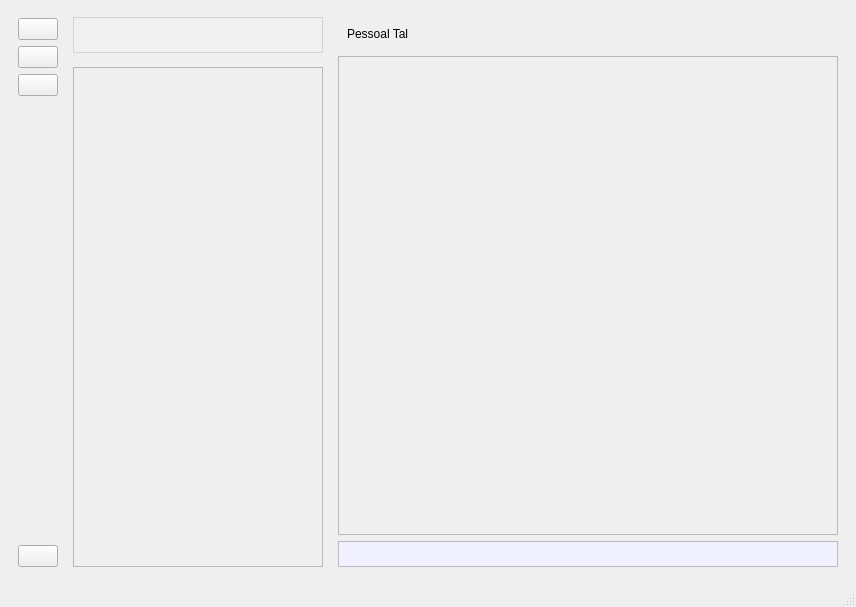
Above: interface.ui from Gabriel534/Whatsapp before the change. Below: the same form after it.
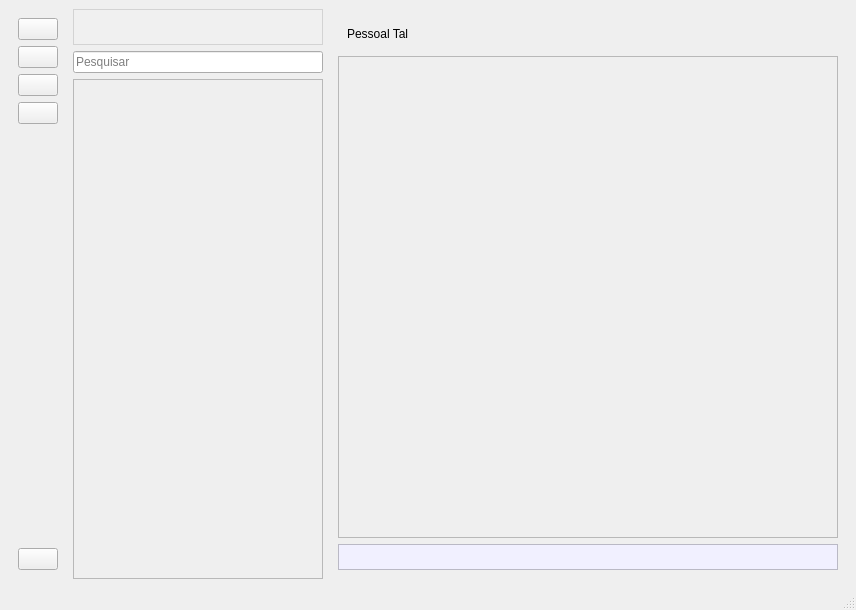
That is the form after the change. Icons and pictures are not drawn.

The edit to the form file:
```diff
--- a/interface.ui
+++ b/interface.ui
@@ -98,6 +98,17 @@
          </property>
         </widget>
        </item>
+       <item>
+        <widget class="QPushButton" name="pushButtonAtualizar">
+         <property name="text">
+          <string/>
+         </property>
+         <property name="icon">
+          <iconset>
+           <normaloff>data/atualizar.png</normaloff>data/atualizar.png</iconset>
+         </property>
+        </widget>
+       </item>
        <item alignment="Qt::AlignBottom">
         <widget class="QPushButton" name="pushButtonConfiguracao">
          <property name="sizePolicy">
@@ -144,6 +155,16 @@
         </property>
        </widget>
       </item>
+      <item>
+       <widget class="QLineEdit" name="lineEdit">
+        <property name="maxLength">
+         <number>22</number>
+        </property>
+        <property name="placeholderText">
+         <string>Pesquisar</string>
+        </property>
+       </widget>
+      </item>
       <item>
        <widget class="QScrollArea" name="Chats">
         <property name="sizePolicy">
@@ -193,6 +214,18 @@
            <height>498</height>
           </rect>
          </property>
+         <property name="sizePolicy">
+          <sizepolicy hsizetype="Preferred" vsizetype="Preferred">
+           <horstretch>0</horstretch>
+           <verstretch>0</verstretch>
+          </sizepolicy>
+         </property>
+         <property name="minimumSize">
+          <size>
+           <width>50</width>
+           <height>200</height>
+          </size>
+         </property>
          <layout class="QVBoxLayout" name="verticalLayout_3"/>
         </widget>
        </widget>
```
Left out of the diff: 2 changed lines with no effect on the pictures.
